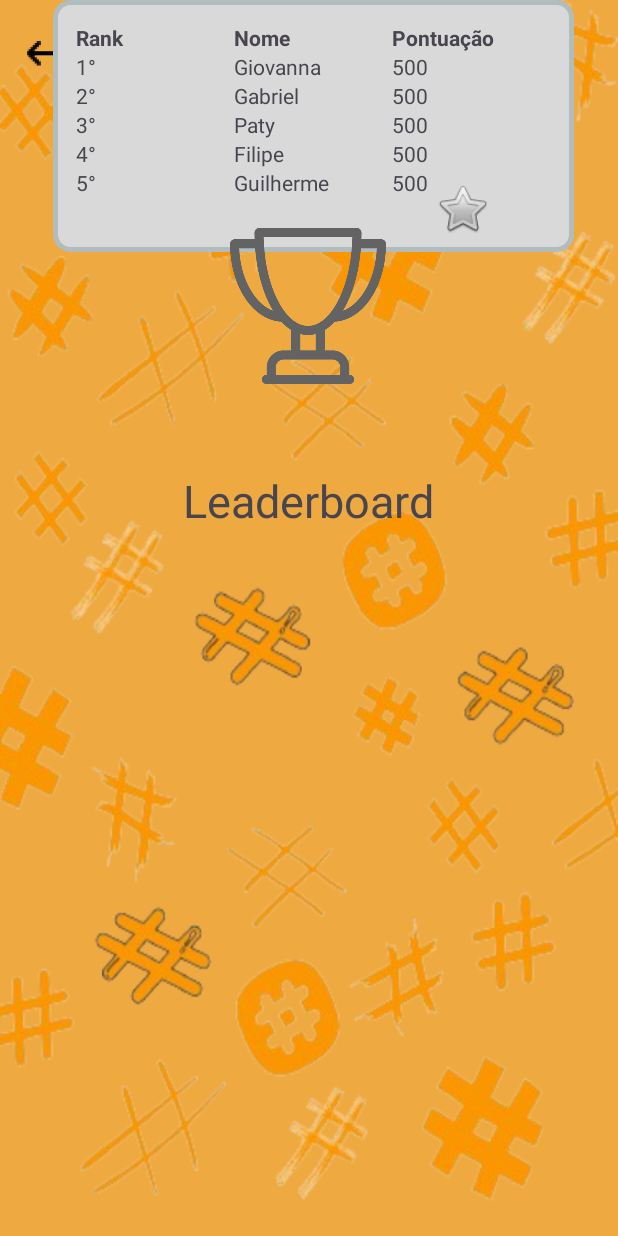
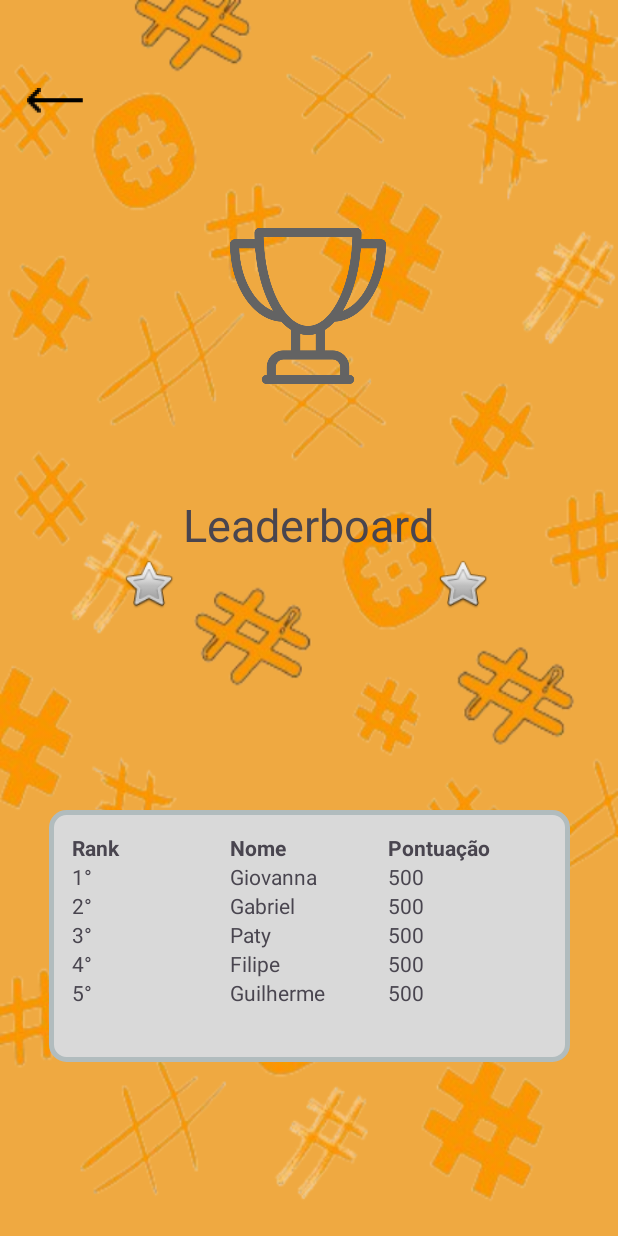
Before and after one commit to GabrielLima07/Jogo-da-velha-2, an Android app: the Ranking screen opened directly, with no data from a screen before it, on a phone screen of 412 x 824 dp. Run offline under Robolectric (Android 15) with nearby library versions, the phone set to English and light mode, and no system bars; libraries missing offline, so code that uses them is left out: com.parse; 4 statements that could not run were skipped.

Commit message:
Fazendo conexão constraint

```diff
--- a/app/src/main/res/layout/activity_ranking.xml
+++ b/app/src/main/res/layout/activity_ranking.xml
@@ -46,17 +46,17 @@
             tools:src="@mipmap/flechaicon_foreground" />
 
 
-        <LinearLayout
+       <LinearLayout
             android:id="@+id/linearLayout"
             android:layout_width="347dp"
             android:layout_height="168dp"
+            android:layout_marginBottom="116dp"
             android:background="@drawable/layout_bg"
             android:orientation="vertical"
             android:padding="15dp"
+            app:layout_constraintBottom_toBottomOf="parent"
             app:layout_constraintEnd_toEndOf="parent"
-            app:layout_constraintHorizontal_bias="0.547"
-            app:layout_constraintStart_toStartOf="parent"
-            tools:layout_editor_absoluteY="445dp">
+            app:layout_constraintStart_toStartOf="parent">
 
 
             <LinearLayout
```
